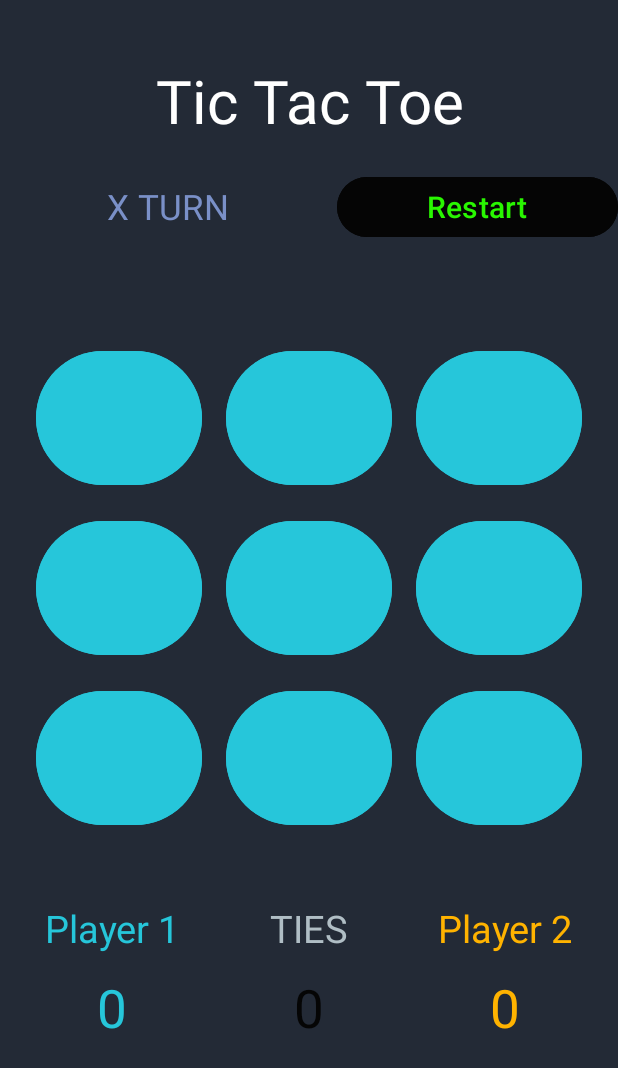
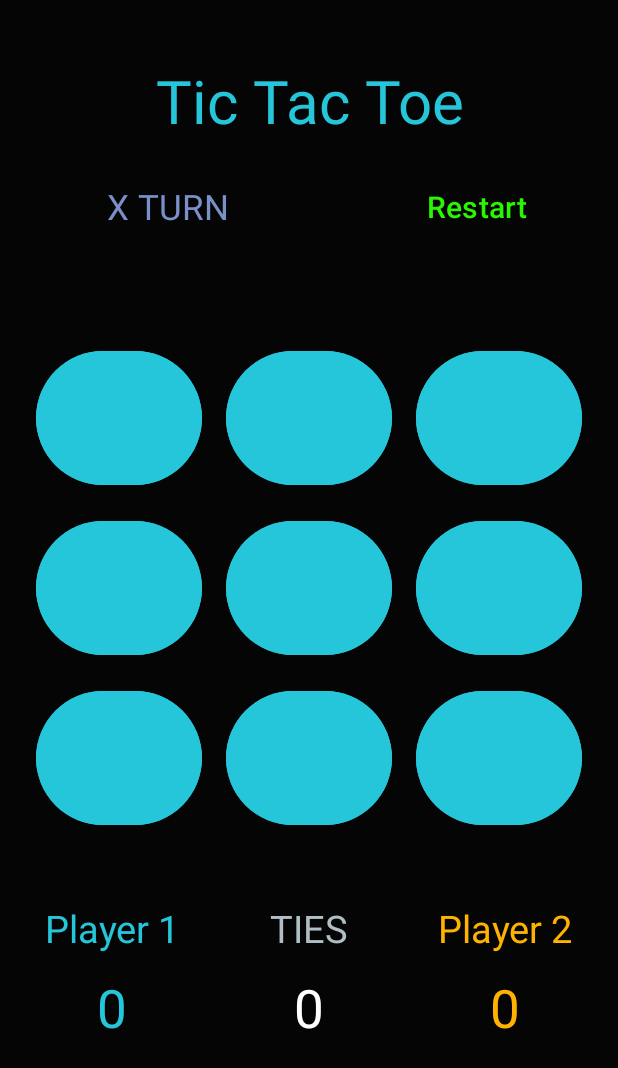
Before and after one commit to DarkImpact1/Tic-Tac-Toe-App, an Android app: the layout activity_main.xml on its own in the app's theme, with its tools: preview values and no code run, on a phone screen of 412 x 824 dp. Shown: the top 1068 px of the screen. Run offline under Robolectric (Android 15) with nearby library versions, the light colour scheme and no system bars.

Commit message:
change icon

```diff
--- /dev/null
+++ b/app/src/main/res/drawable/button_background.xml
@@ -0,0 +1,14 @@
+<?xml version="1.0" encoding="utf-8"?>
+<selector xmlns:android="http://schemas.android.com/apk/res/android">
+
+
+    <!-- Default state of the button -->
+    <item>
+        <shape android:shape="rectangle">
+            <solid android:color="@color/black"/> <!-- Dark gray background -->
+            <corners android:radius="16dp"/> <!-- Rounded corners -->
+            <stroke android:width="10dp" android:color="#3F51B5"/> <!-- Cyan border -->
+        </shape>
+    </item>
+
+</selector>
--- a/app/src/main/res/layout/activity_main.xml
+++ b/app/src/main/res/layout/activity_main.xml
@@ -4,7 +4,7 @@
     xmlns:tools="http://schemas.android.com/tools"
     android:layout_width="match_parent"
     android:layout_height="match_parent"
-    android:background="@color/dark_background"
+    android:background="@color/black"
     tools:context=".MainActivity">
 
 
@@ -33,7 +33,7 @@
 
             <Button
                 android:id="@+id/button0"
-                style="?android:attr/buttonBarButtonStyle"
+                style="?android:attr/buttonBarStyle"
                 android:layout_width="match_parent"
                 android:layout_height="match_parent"
                 android:layout_margin="8dp"
@@ -166,7 +166,6 @@
             android:layout_width="wrap_content"
             android:layout_height="match_parent"
             android:layout_weight="1"
-            android:background="@color/dark_background"
             android:orientation="vertical"
             android:weightSum="2">
 
@@ -200,7 +199,6 @@
             android:layout_width="wrap_content"
             android:layout_height="match_parent"
             android:layout_weight="1"
-            android:background="@color/dark_background"
             android:orientation="vertical"
             android:weightSum="2">
 
@@ -224,7 +222,7 @@
                 android:padding="5dp"
                 android:text="@string/match_ties_score"
                 android:textSize="35sp"
-                android:textColor="@color/black"/>
+                android:textColor="@color/my_light_on_primary"/>
 
         </LinearLayout>
 
@@ -232,7 +230,6 @@
             android:layout_width="wrap_content"
             android:layout_height="match_parent"
             android:layout_weight="1"
-            android:background="@color/dark_background"
             android:orientation="vertical"
             android:weightSum="2">
 
@@ -335,7 +332,7 @@
             android:layout_gravity="center_horizontal"
             android:gravity="center"
             android:text="@string/app_name"
-            android:textColor="@color/design_default_color_on_primary"
+            android:textColor="@color/my_light_primary"
             android:textSize="40sp" />
     </LinearLayout>
 
--- a/app/src/main/res/values/themes.xml
+++ b/app/src/main/res/values/themes.xml
@@ -1,7 +1,6 @@
 <resources xmlns:tools="http://schemas.android.com/tools">
-
     <!-- Base application theme with Day/Night support -->
-    <style name="Base.Theme.TicTacToe" parent="Theme.Material3.DayNight">
+    <style name="Base.Theme.TicTacToe" parent="Theme.Material3.DayNight.NoActionBar">
 
         <!-- Light theme customizations -->
         <item name="colorPrimary">@color/my_light_primary</item>
@@ -9,19 +8,23 @@
         <item name="colorSecondary">@color/my_light_secondary</item>
         <item name="colorOnSecondary">@color/my_light_on_secondary</item>
 
-        <!-- Dark theme customizations -->
-        <item name="colorPrimaryDark">@color/my_dark_primary</item>
-
         <!-- Text appearance -->
         <item name="android:textColor">@color/textcolor</item>
 
+        <!-- Button Style -->
+        <item name="buttonStyle">@style/MyCustomButton</item>
 
-        <!-- Dark theme elevation overlay for better material appearance -->
+        <!-- Elevation overlay for Material Design -->
         <item name="elevationOverlayEnabled">true</item>
         <item name="elevationOverlayColor">@color/dark_surface_overlay</item>
     </style>
 
+    <!-- Custom Button Style -->
+    <style name="MyCustomButton" parent="Widget.MaterialComponents.Button">
+        <item name="android:background">@drawable/button_background</item>
+        <item name="android:textColor">@color/black</item> <!-- Customize text color -->
+    </style>
+
     <!-- Inherit the base theme for your app -->
     <style name="Theme.TicTacToe" parent="Base.Theme.TicTacToe" />
-
 </resources>
```
Also changed, not shown: app/src/main/ic_launcher-playstore.png, app/src/main/res/mipmap-hdpi/ic_launcher.webp, app/src/main/res/mipmap-hdpi/ic_launcher_foreground.webp, app/src/main/res/mipmap-hdpi/ic_launcher_round.webp, app/src/main/res/mipmap-mdpi/ic_launcher.webp, app/src/main/res/mipmap-mdpi/ic_launcher_foreground.webp, app/src/main/res/mipmap-mdpi/ic_launcher_round.webp, app/src/main/res/mipmap-xhdpi/ic_launcher.webp, app/src/main/res/mipmap-xhdpi/ic_launcher_foreground.webp, app/src/main/res/mipmap-xhdpi/ic_launcher_round.webp, app/src/main/res/mipmap-xxhdpi/ic_launcher.webp, app/src/main/res/mipmap-xxhdpi/ic_launcher_foreground.webp, app/src/main/res/mipmap-xxhdpi/ic_launcher_round.webp, app/src/main/res/mipmap-xxxhdpi/ic_launcher.webp, 2 more files.
